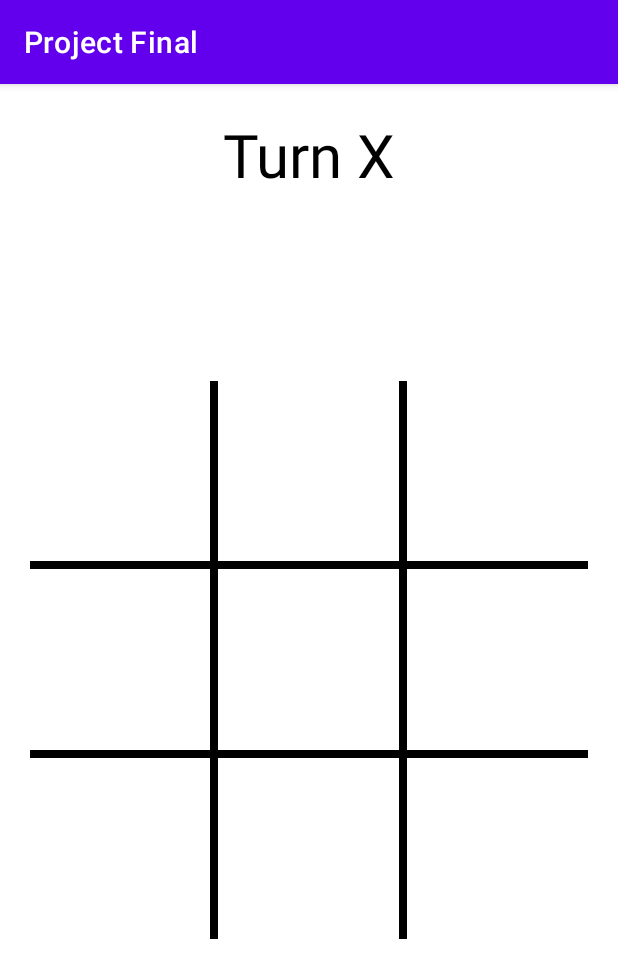
After one commit to Nicolas-Khoury/Android-Final-Project, an Android app: the TicTacToe screen opened directly, with no data from a screen before it, on a phone screen of 412 x 824 dp. The commit adds this screen. Shown: the top 978 px of the screen. Run offline under Robolectric (Android 15) with nearby library versions, the phone set to English and light mode, and no system bars.

Commit message:
Tic Tac Toe Done

```diff
--- a/app/build.gradle
+++ b/app/build.gradle
@@ -15,7 +15,9 @@ android {
 
         testInstrumentationRunner "androidx.test.runner.AndroidJUnitRunner"
     }
-
+    buildFeatures{
+        viewBinding=true
+    }
     buildTypes {
         release {
             minifyEnabled false
--- a/app/src/main/AndroidManifest.xml
+++ b/app/src/main/AndroidManifest.xml
@@ -10,6 +10,9 @@
         android:supportsRtl="true"
         android:theme="@style/Theme.ProjectFinal">
         <activity
+            android:name=".TicTacToe"
+            android:exported="true" />
+        <activity
             android:name=".MainActivity"
             android:exported="true">
             <intent-filter>
--- /dev/null
+++ b/app/src/main/res/layout/activity_tic_tac_toe.xml
@@ -0,0 +1,62 @@
+<?xml version="1.0" encoding="utf-8"?>
+<androidx.constraintlayout.widget.ConstraintLayout xmlns:android="http://schemas.android.com/apk/res/android"
+    xmlns:app="http://schemas.android.com/apk/res-auto"
+    xmlns:tools="http://schemas.android.com/tools"
+    android:layout_width="match_parent"
+    android:layout_height="match_parent"
+    tools:context=".TicTacToe">
+
+    <TextView
+        android:id="@+id/turnTextView"
+        android:layout_width="wrap_content"
+        android:layout_height="wrap_content"
+        android:layout_marginTop="20dp"
+        android:text="Turn X"
+        android:textColor="@color/black"
+        android:textSize="40sp"
+        app:layout_constraintLeft_toLeftOf="parent"
+        app:layout_constraintRight_toRightOf="parent"
+        app:layout_constraintTop_toTopOf="parent" />
+
+    <LinearLayout
+        android:layout_width="match_parent"
+        android:layout_height="0dp"
+        app:layout_constraintDimensionRatio="1:1"
+        android:orientation="vertical"
+        android:padding="20dp"
+        app:layout_constraintLeft_toLeftOf="parent"
+        app:layout_constraintRight_toRightOf="parent"
+        app:layout_constraintTop_toTopOf="parent"
+        app:layout_constraintBottom_toBottomOf="parent">
+
+
+        <LinearLayout style="@style/row">
+            <Button  android:id="@+id/a1" style="@style/column" />
+            <View style="@style/verticalLine"/>
+            <Button  android:id="@+id/a2" style="@style/column" />
+            <View style="@style/verticalLine"/>
+            <Button  android:id="@+id/a3" style="@style/column" />
+        </LinearLayout>
+
+        <View style="@style/horizontalLine"/>
+
+        <LinearLayout style="@style/row">
+            <Button  android:id="@+id/b1" style="@style/column" />
+            <View style="@style/verticalLine"/>
+            <Button  android:id="@+id/b2" style="@style/column" />
+            <View style="@style/verticalLine"/>
+            <Button  android:id="@+id/b3" style="@style/column" />
+        </LinearLayout>
+
+        <View style="@style/horizontalLine"/>
+
+        <LinearLayout style="@style/row">
+            <Button  android:id="@+id/c1" style="@style/column" />
+            <View style="@style/verticalLine"/>
+            <Button  android:id="@+id/c2" style="@style/column" />
+            <View style="@style/verticalLine"/>
+            <Button  android:id="@+id/c3" style="@style/column" />
+        </LinearLayout>
+    </LinearLayout>
+
+</androidx.constraintlayout.widget.ConstraintLayout>
--- /dev/null
+++ b/app/src/main/res/values/styles.xml
@@ -0,0 +1,37 @@
+<?xml version="1.0" encoding="utf-8"?>
+<resources>
+
+    <style name="row">
+        <item name="android:layout_weight">1</item>
+        <item name="android:layout_width">match_parent</item>
+        <item name="android:layout_height">0dp</item>
+    </style>
+
+    <style name="column">
+        <item name="android:layout_weight">1</item>
+        <item name="android:layout_width">0dp</item>
+        <item name="android:layout_height">match_parent</item>
+        <item name="android:textColor">@color/black</item>
+        <item name="android:background">@android:color/transparent</item>
+        <item name="android:textSize">60sp</item>
+        <item name="android:textStyle">bold</item>
+        <item name="android:onClick">boardTapped</item>
+    </style>
+
+    <style name="verticalLine">
+        <item name="android:background">@android:color/black</item>
+        <item name="android:layout_width">5dp</item>
+        <item name="android:layout_height">match_parent</item>
+    </style>
+
+    <style name="horizontalLine">
+        <item name="android:background">@android:color/black</item>
+        <item name="android:layout_width">match_parent</item>
+        <item name="android:layout_height">5dp</item>
+    </style>
+
+
+
+
+
+</resources>
```
Also changed, not shown: app/src/main/java/com/example/projectfinal/MainActivity.kt (+9 -0 lines), app/src/main/java/com/example/projectfinal/TicTacToe.kt (added, +162 -0 lines), app/src/main/res/layout/activity_main.xml (+12 -0 lines).
